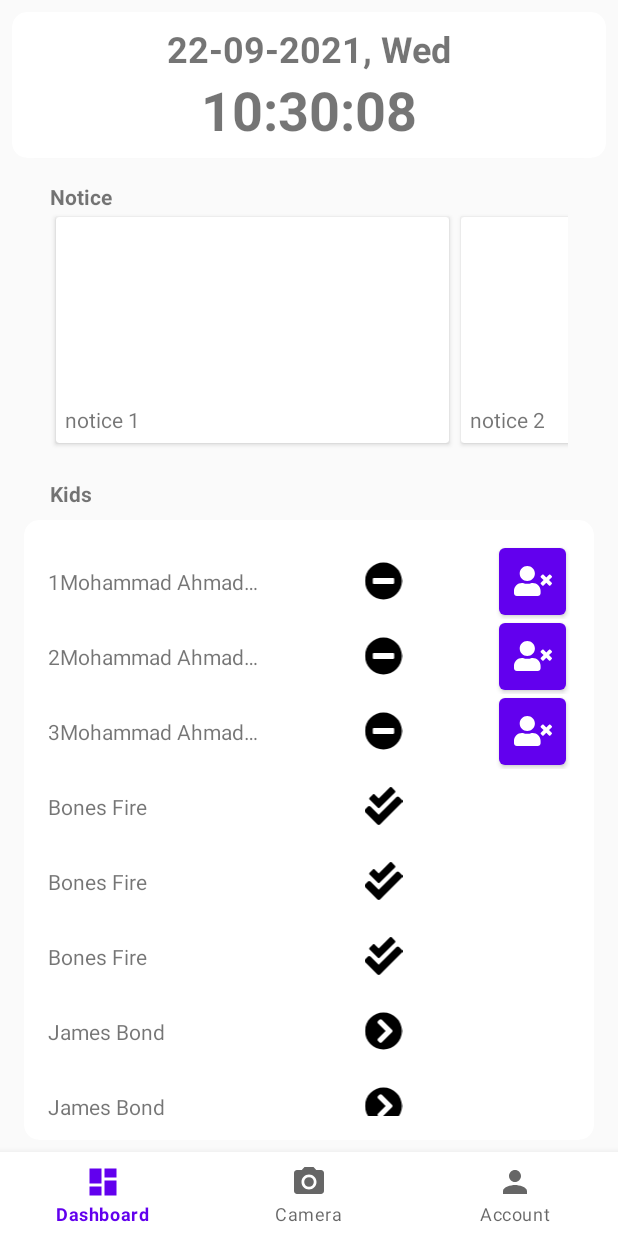
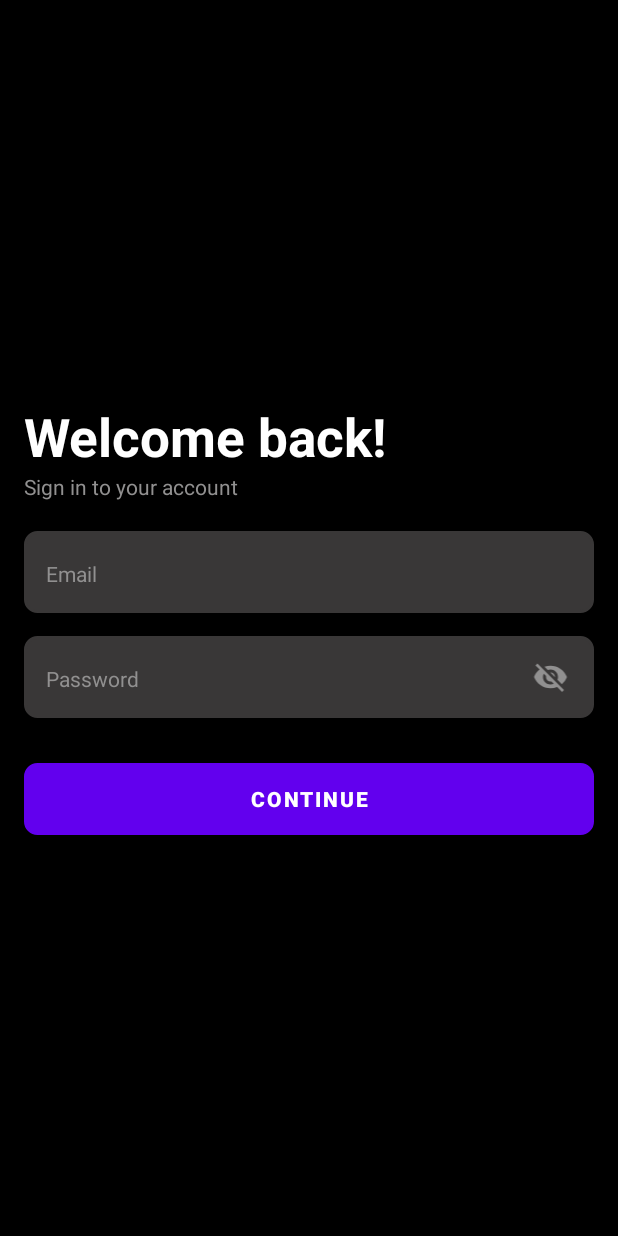
Before and after one commit to leong34/SafePickup_Mobile, an Android app: the screen it shows after launch (MainActivity before the commit, LoginActivity after it), on a phone screen of 412 x 824 dp. Run offline under Robolectric (Android 15) with nearby library versions, the phone set to English and light mode, and no system bars; 1 statement that could not run was skipped.

```diff
--- /dev/null
+++ b/app/src/main/java/com/example/safepickup/Interface/API.kt
@@ -0,0 +1,25 @@
+package com.example.safepickup.Interface
+
+import com.example.safepickup.Model.CheckCredentialRespond
+import com.example.safepickup.Model.LoginRespond
+import retrofit2.Call
+import retrofit2.http.Field
+import retrofit2.http.FormUrlEncoded
+import retrofit2.http.POST
+
+interface API {
+    @FormUrlEncoded
+    @POST("/fyp_web/API/login.php")
+    open fun login(
+            @Field("email") email: String,
+            @Field("password") password: String,
+    ): Call<LoginRespond?>?
+
+    @FormUrlEncoded
+    @POST("/fyp_web/API/checkCredential.php")
+    open fun checkCredential(
+            @Field("user_id") user_id: String,
+            @Field("credential") credential: String,
+    ): Call<CheckCredentialRespond?>?
+
+}
--- /dev/null
+++ b/app/src/main/java/com/example/safepickup/LoginActivity.kt
@@ -0,0 +1,156 @@
+package com.example.safepickup
+
+import android.app.ProgressDialog
+import android.content.Context
+import android.content.SharedPreferences
+import android.os.Bundle
+import android.text.Editable
+import android.text.TextWatcher
+import android.text.method.HideReturnsTransformationMethod
+import android.text.method.PasswordTransformationMethod
+import android.util.Log
+import android.view.View
+import android.widget.Button
+import android.widget.EditText
+import android.widget.ImageView
+import android.widget.Toast
+import androidx.appcompat.app.AppCompatActivity
+import com.example.safepickup.Interface.API
+import com.example.safepickup.Model.CheckCredentialRespond
+import com.example.safepickup.Model.LoginRespond
+import retrofit2.Call
+import retrofit2.Callback
+import retrofit2.Response
+import retrofit2.Retrofit
+import retrofit2.converter.gson.GsonConverterFactory
+
+
+class LoginActivity : AppCompatActivity() {
+    val TAG:String = "Login Activity"
+    lateinit var et_loginEmail:EditText
+    lateinit var et_loginPassword:EditText
+    lateinit var iv_PasswordVisibility: ImageView
+    lateinit var btn_login:Button
+    val retrofit = Retrofit.Builder()
+            .baseUrl("http://192.168.1.7")
+            .addConverterFactory(GsonConverterFactory.create())
+            .build()
+
+    val service = retrofit.create(API::class.java)
+
+    private val mTextWatcher: TextWatcher = object : TextWatcher {
+        override fun beforeTextChanged(charSequence: CharSequence, i: Int, i2: Int, i3: Int) {}
+        override fun onTextChanged(charSequence: CharSequence, i: Int, i2: Int, i3: Int) {}
+        override fun afterTextChanged(editable: Editable) {
+            // check Fields For Empty Values
+            checkFieldsForEmptyValues()
+        }
+    }
+
+    fun checkFieldsForEmptyValues() {
+        val b = findViewById<View>(R.id.btn_login) as Button
+        val s1: String = et_loginEmail?.text.toString()
+        val s2: String = et_loginPassword?.text.toString()
+        b.isClickable = !(s1 == "" || s2 == "")
+    }
+
+    override fun onCreate(savedInstanceState: Bundle?) {
+        super.onCreate(savedInstanceState)
+        setContentView(R.layout.activity_login)
+        supportActionBar?.hide()
+
+        val sharedPreferences: SharedPreferences = getSharedPreferences(getString(R.string.FILE_PREF), Context.MODE_PRIVATE)
+
+        et_loginEmail = findViewById(R.id.et_loginEmail)
+        et_loginPassword = findViewById(R.id.et_loginPassword)
+        iv_PasswordVisibility = findViewById(R.id.iv_PasswordVisibility)
+        btn_login = findViewById(R.id.btn_login)
+
+        et_loginEmail.addTextChangedListener(mTextWatcher)
+        et_loginPassword.addTextChangedListener(mTextWatcher)
+
+        iv_PasswordVisibility?.setOnClickListener{
+            if(et_loginPassword?.transformationMethod == HideReturnsTransformationMethod.getInstance()){
+                et_loginPassword?.transformationMethod = PasswordTransformationMethod.getInstance()
+                iv_PasswordVisibility!!.setImageResource(R.drawable.ic_baseline_visibility_off_24)
+            }
+            else{
+                et_loginPassword?.transformationMethod = HideReturnsTransformationMethod.getInstance()
+                iv_PasswordVisibility!!.setImageResource(R.drawable.ic_baseline_visibility_24)
+            }
+        }
+
+        btn_login?.setOnClickListener{
+            Log.i(TAG, et_loginEmail?.text.toString())
+            Log.i(TAG, et_loginPassword?.text.toString())
+            urlEncoded(et_loginEmail?.text.toString(), et_loginPassword?.text.toString())
+        }
+
+        authorized(sharedPreferences.getString("user_id", "VALUE_MISSING").toString(), sharedPreferences.getString("credential", "VALUE_MISSING").toString())
+        checkFieldsForEmptyValues()
+    }
+
+    fun urlEncoded(email: String, password: String) {
+        val progressDialog = ProgressDialog.show(this@LoginActivity, "",
+                "Loading. Please wait...", true)
+
+        val call: Call<LoginRespond?>? = service.login(email, password)
+
+        call?.enqueue(object : Callback<LoginRespond?> {
+            override fun onFailure(call: Call<LoginRespond?>, t: Throwable) {
+                progressDialog.dismiss()
+                Log.d("Retrofit", t.message.toString())
+                Toast.makeText(applicationContext, "Please Try Again " + t.message.toString(), Toast.LENGTH_SHORT).show()
+            }
+
+            override fun onResponse(call: Call<LoginRespond?>, response: Response<LoginRespond?>) {
+                progressDialog.dismiss()
+                val loginRespond: LoginRespond? = response.body()
+
+                Log.i("Retrofit", "succss " + loginRespond?.message.toString())
+                Toast.makeText(applicationContext, loginRespond?.message.toString(), Toast.LENGTH_SHORT).show()
+
+                if (loginRespond?.data?.userId?.isEmpty() == false) {
+                    val sharedPreferences: SharedPreferences = this@LoginActivity.getSharedPreferences(getString(R.string.FILE_PREF), Context.MODE_PRIVATE)
+                    val editor: SharedPreferences.Editor = sharedPreferences.edit()
+                    editor.putString("user_id", loginRespond?.data?.userId.toString())
+                    editor.putString("credential", loginRespond?.data?.credential.toString())
+                    editor.commit()
+
+                    if (loginRespond?.data?.emptyFaceId == true){
+                    }
+                    else{
+                    }
+                }
+            }
+        })
+    }
+
+    fun authorized(user_id: String, credential: String){
+        val call: Call<CheckCredentialRespond?>? = service.checkCredential(user_id, credential)
+
+        call?.enqueue(object : Callback<CheckCredentialRespond?> {
+            override fun onResponse(call: Call<CheckCredentialRespond?>, response: Response<CheckCredentialRespond?>) {
+                val credentialRespond: CheckCredentialRespond? = response.body()
+
+                if(credentialRespond?.authorized != true){
+                    val sharedPreferences: SharedPreferences = this@LoginActivity.getSharedPreferences(getString(R.string.FILE_PREF), Context.MODE_PRIVATE)
+                    val editor: SharedPreferences.Editor = sharedPreferences.edit()
+                    editor.clear()
+                    editor.commit()
+                    Toast.makeText(applicationContext, "clear pref", Toast.LENGTH_SHORT).show()
+                }
+                else{
+
+                }
+                Log.i("Retrofit", "succss " + credentialRespond?.message.toString())
+                Toast.makeText(applicationContext, credentialRespond?.message.toString(), Toast.LENGTH_SHORT).show()
+            }
+
+            override fun onFailure(call: Call<CheckCredentialRespond?>, t: Throwable) {
+                Log.d("Retrofit", t.message.toString())
+                Toast.makeText(applicationContext, "Please Try Again " + t.message.toString(), Toast.LENGTH_SHORT).show()
+            }
+        })
+    }
+}
--- /dev/null
+++ b/app/src/main/res/drawable/curve_linear_layout.xml
@@ -0,0 +1,26 @@
+<?xml version="1.0" encoding="utf-8"?>
+<shape
+    xmlns:android="http://schemas.android.com/apk/res/android"
+    android:shape="rectangle"   >
+
+    <solid
+        android:color="@color/login_form" >
+    </solid>
+
+    <stroke
+        android:width="2dp"
+        android:color="@color/login_form" >
+    </stroke>
+
+    <padding
+        android:left="5dp"
+        android:top="5dp"
+        android:right="5dp"
+        android:bottom="5dp"    >
+    </padding>
+
+    <corners
+        android:radius="8dp"   >
+    </corners>
+
+</shape>
--- /dev/null
+++ b/app/src/main/res/drawable/ic_baseline_visibility_24.xml
@@ -0,0 +1,9 @@
+<vector xmlns:android="http://schemas.android.com/apk/res/android"
+    android:width="24dp"
+    android:height="24dp"
+    android:viewportWidth="24"
+    android:viewportHeight="24">
+  <path
+      android:fillColor="@color/deep_grey"
+      android:pathData="M12,4.5C7,4.5 2.73,7.61 1,12c1.73,4.39 6,7.5 11,7.5s9.27,-3.11 11,-7.5c-1.73,-4.39 -6,-7.5 -11,-7.5zM12,17c-2.76,0 -5,-2.24 -5,-5s2.24,-5 5,-5 5,2.24 5,5 -2.24,5 -5,5zM12,9c-1.66,0 -3,1.34 -3,3s1.34,3 3,3 3,-1.34 3,-3 -1.34,-3 -3,-3z"/>
+</vector>
--- /dev/null
+++ b/app/src/main/res/drawable/ic_baseline_visibility_off_24.xml
@@ -0,0 +1,9 @@
+<vector xmlns:android="http://schemas.android.com/apk/res/android"
+    android:width="24dp"
+    android:height="24dp"
+    android:viewportWidth="24"
+    android:viewportHeight="24">
+  <path
+      android:fillColor="@color/deep_grey"
+      android:pathData="M12,7c2.76,0 5,2.24 5,5 0,0.65 -0.13,1.26 -0.36,1.83l2.92,2.92c1.51,-1.26 2.7,-2.89 3.43,-4.75 -1.73,-4.39 -6,-7.5 -11,-7.5 -1.4,0 -2.74,0.25 -3.98,0.7l2.16,2.16C10.74,7.13 11.35,7 12,7zM2,4.27l2.28,2.28 0.46,0.46C3.08,8.3 1.78,10.02 1,12c1.73,4.39 6,7.5 11,7.5 1.55,0 3.03,-0.3 4.38,-0.84l0.42,0.42L19.73,22 21,20.73 3.27,3 2,4.27zM7.53,9.8l1.55,1.55c-0.05,0.21 -0.08,0.43 -0.08,0.65 0,1.66 1.34,3 3,3 0.22,0 0.44,-0.03 0.65,-0.08l1.55,1.55c-0.67,0.33 -1.41,0.53 -2.2,0.53 -2.76,0 -5,-2.24 -5,-5 0,-0.79 0.2,-1.53 0.53,-2.2zM11.84,9.02l3.15,3.15 0.02,-0.16c0,-1.66 -1.34,-3 -3,-3l-0.17,0.01z"/>
+</vector>
--- /dev/null
+++ b/app/src/main/res/layout/activity_login.xml
@@ -0,0 +1,114 @@
+<?xml version="1.0" encoding="utf-8"?>
+<androidx.constraintlayout.widget.ConstraintLayout xmlns:android="http://schemas.android.com/apk/res/android"
+    xmlns:app="http://schemas.android.com/apk/res-auto"
+    xmlns:tools="http://schemas.android.com/tools"
+    android:layout_width="match_parent"
+    android:layout_height="match_parent"
+    android:background="@color/black"
+    tools:context=".LoginActivity">
+
+    <LinearLayout
+        android:id="@+id/linearLayout5"
+        android:layout_width="match_parent"
+        android:layout_height="wrap_content"
+        android:layout_marginStart="16dp"
+        android:layout_marginEnd="16dp"
+        android:orientation="vertical"
+        app:layout_constraintBottom_toBottomOf="parent"
+        app:layout_constraintEnd_toEndOf="parent"
+        app:layout_constraintStart_toStartOf="parent"
+        app:layout_constraintTop_toTopOf="parent">
+
+        <TextView
+            android:id="@+id/textView4"
+            android:layout_width="wrap_content"
+            android:layout_height="wrap_content"
+            android:text="@string/welcome_msg"
+            android:textColor="@color/white"
+            android:textSize="35sp"
+            android:textStyle="bold" />
+
+        <TextView
+            android:id="@+id/textView5"
+            android:layout_width="match_parent"
+            android:layout_height="wrap_content"
+            android:text="@string/sign_in"
+            android:textColor="@color/deep_grey" />
+
+        <LinearLayout
+            android:layout_width="match_parent"
+            android:layout_height="match_parent"
+            android:layout_marginTop="20dp"
+            android:layout_marginBottom="15dp"
+            android:background="@drawable/curve_linear_layout"
+            android:orientation="horizontal">
+
+            <TextView
+                android:id="@+id/textView6"
+                android:layout_width="70dp"
+                android:layout_height="wrap_content"
+                android:layout_marginLeft="10dp"
+                android:layout_weight="0"
+                android:text="@string/email"
+                android:textColor="@color/deep_grey" />
+
+            <EditText
+                android:id="@+id/et_loginEmail"
+                android:layout_width="wrap_content"
+                android:layout_height="wrap_content"
+                android:layout_weight="1"
+                android:backgroundTint="@color/transparent"
+                android:ems="10"
+                android:inputType="textEmailAddress"
+                android:textColor="@color/white" />
+        </LinearLayout>
+
+        <LinearLayout
+            android:layout_width="match_parent"
+            android:layout_height="match_parent"
+            android:layout_marginBottom="30dp"
+            android:background="@drawable/curve_linear_layout"
+            android:orientation="horizontal">
+
+            <TextView
+                android:id="@+id/textView7"
+                android:layout_width="70dp"
+                android:layout_height="wrap_content"
+                android:layout_marginLeft="10dp"
+                android:layout_weight="0"
+                android:text="@string/password"
+                android:textColor="@color/deep_grey" />
+
+            <EditText
+                android:id="@+id/et_loginPassword"
+                android:layout_width="wrap_content"
+                android:layout_height="wrap_content"
+                android:layout_weight="1"
+                android:backgroundTint="@color/transparent"
+                android:ems="10"
+                android:inputType="textPassword"
+                android:textColor="@color/white" />
+
+            <ImageView
+                android:id="@+id/iv_PasswordVisibility"
+                android:layout_width="wrap_content"
+                android:layout_height="wrap_content"
+                android:layout_gravity="center_vertical"
+                android:layout_marginRight="10dp"
+                android:layout_weight="0.1"
+                android:background="@color/transparent"
+                app:srcCompat="@drawable/ic_baseline_visibility_off_24" />
+        </LinearLayout>
+
+        <Button
+            android:id="@+id/btn_login"
+            android:layout_width="match_parent"
+            android:layout_height="wrap_content"
+            android:background="@drawable/curve_linear_layout"
+            android:text="@string/login_button"
+            android:textSize="14sp"
+            android:textStyle="bold" />
+
+    </LinearLayout>
+
+</androidx.constraintlayout.widget.ConstraintLayout>
--- a/app/src/main/res/values/colors.xml
+++ b/app/src/main/res/values/colors.xml
@@ -8,6 +8,9 @@
     <color name="black">#FF000000</color>
     <color name="transparent">#00FFFFFF</color>
     <color name="grey">#FAFAFA</color>
+    <color name="deep_grey">#919090</color>
     <color name="white">#FFFFFFFF</color>
     <color name="orange">#FF9800</color>
+    <color name="login_form">#393737</color>
+    <color name="login_button">#9446D8</color>
 </resources>
--- a/app/src/main/res/values/strings.xml
+++ b/app/src/main/res/values/strings.xml
@@ -1,13 +1,15 @@
 <resources>
     <string name="app_name">SafePickup</string>
-<!--    fragment name-->
+    <string name="FILE_PREF">com.example.safepickup</string>
+
+    <!--    fragment name-->
     <string name="title_home">Home</string>
     <string name="title_account">Account</string>
     <string name="title_dashboard">Dashboard</string>
     <string name="title_notifications">Notifications</string>
     <string name="title_camera">Camera</string>
 
-<!--    account_setting-->
+    <!--    account_setting-->
     <string-array name="account_setting">
         <item>History</item>
         <item>Contact</item>
@@ -17,6 +19,15 @@
         <item>Logout</item>
     </string-array>
 
-<!--    dashbaord-->
+    <!--    dashbaord-->
     <string name="notice">Notice</string>
+    <!-- TODO: Remove or change this placeholder text -->
+    <string name="hello_blank_fragment">Hello blank fragment</string>
+
+    <!--    login-->
+    <string name="welcome_msg">Welcome back!</string>
+    <string name="sign_in">Sign in to your account</string>
+    <string name="email">Email</string>
+    <string name="password">Password</string>
+    <string name="login_button">Continue</string>
 </resources>
--- a/app/src/main/res/values/themes.xml
+++ b/app/src/main/res/values/themes.xml
@@ -10,7 +10,8 @@
         <item name="colorSecondaryVariant">@color/teal_700</item>
         <item name="colorOnSecondary">@color/black</item>
         <!-- Status bar color. -->
-        <item name="android:statusBarColor" tools:targetApi="l">?attr/colorPrimaryVariant</item>
+<!--        <item name="android:statusBarColor" tools:targetApi="l">?attr/colorPrimaryVariant</item>-->
+        <item name="android:statusBarColor" tools:targetApi="l">@color/black</item>
         <!-- Customize your theme here. -->
     </style>
 </resources>
--- a/build.gradle
+++ b/build.gradle
@@ -1,5 +1,8 @@
 // Top-level build file where you can add configuration options common to all sub-projects/modules.
 buildscript {
+    ext {
+        kotlin_version = '1.4.32'
+    }
     repositories {
         google()
         jcenter()
```
Also changed, not shown: app/build.gradle (+14 -0 lines), app/src/main/AndroidManifest.xml (+6 -3 lines), app/src/main/java/com/example/safepickup/Model/CheckCredentialRespond.java (added, +34 -0 lines), app/src/main/java/com/example/safepickup/Model/Data.java (added, +56 -0 lines), app/src/main/java/com/example/safepickup/Model/LoginRespond.java (added, +34 -0 lines).
